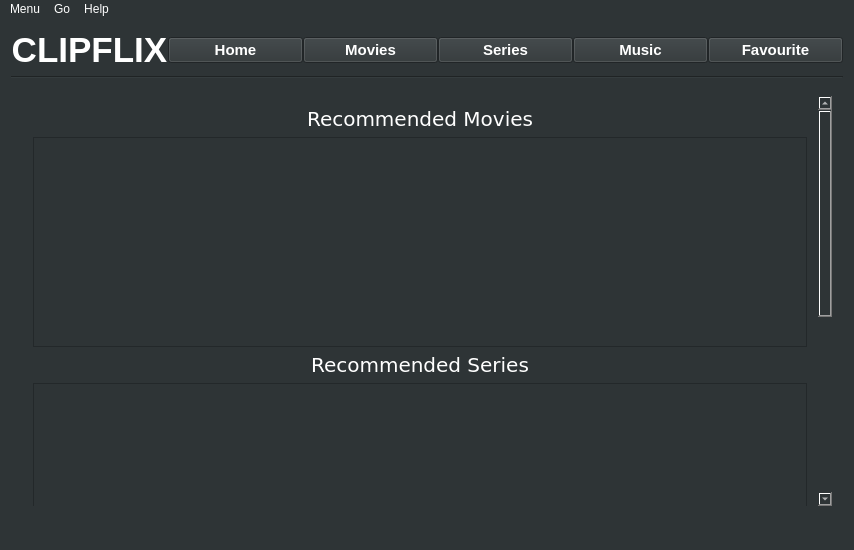
Old version of the form ClipFlix/mainwindow.ui in the repository andralves717/IHC_Clipflix.
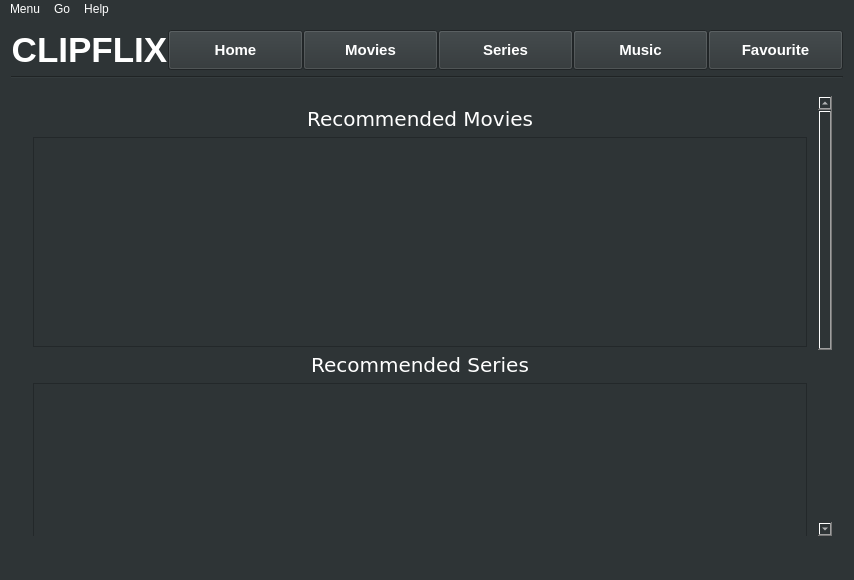
New version of the form. Icons and pictures are not drawn.

Patch:
```diff
--- a/ClipFlix/mainwindow.ui
+++ b/ClipFlix/mainwindow.ui
@@ -7,13 +7,13 @@
     <x>0</x>
     <y>0</y>
     <width>854</width>
-    <height>550</height>
+    <height>580</height>
    </rect>
   </property>
   <property name="minimumSize">
    <size>
     <width>854</width>
-    <height>550</height>
+    <height>580</height>
    </size>
   </property>
   <property name="sizeIncrement">
@@ -64,6 +64,12 @@
       </item>
       <item>
        <widget class="QPushButton" name="pushButton_5">
+        <property name="sizePolicy">
+         <sizepolicy hsizetype="Minimum" vsizetype="Minimum">
+          <horstretch>0</horstretch>
+          <verstretch>0</verstretch>
+         </sizepolicy>
+        </property>
         <property name="minimumSize">
          <size>
           <width>0</width>
@@ -88,6 +94,12 @@
       </item>
       <item>
        <widget class="QPushButton" name="pushButton_4">
+        <property name="sizePolicy">
+         <sizepolicy hsizetype="Minimum" vsizetype="Minimum">
+          <horstretch>0</horstretch>
+          <verstretch>0</verstretch>
+         </sizepolicy>
+        </property>
         <property name="minimumSize">
          <size>
           <width>0</width>
@@ -115,6 +127,12 @@
       </item>
       <item>
        <widget class="QPushButton" name="pushButton_3">
+        <property name="sizePolicy">
+         <sizepolicy hsizetype="Minimum" vsizetype="Minimum">
+          <horstretch>0</horstretch>
+          <verstretch>0</verstretch>
+         </sizepolicy>
+        </property>
         <property name="minimumSize">
          <size>
           <width>0</width>
@@ -139,6 +157,12 @@
       </item>
       <item>
        <widget class="QPushButton" name="pushButton_2">
+        <property name="sizePolicy">
+         <sizepolicy hsizetype="Minimum" vsizetype="Minimum">
+          <horstretch>0</horstretch>
+          <verstretch>0</verstretch>
+         </sizepolicy>
+        </property>
         <property name="font">
          <font>
           <family>Arial</family>
@@ -154,6 +178,12 @@
       </item>
       <item>
        <widget class="QPushButton" name="pushButton_1">
+        <property name="sizePolicy">
+         <sizepolicy hsizetype="Minimum" vsizetype="Minimum">
+          <horstretch>0</horstretch>
+          <verstretch>0</verstretch>
+         </sizepolicy>
+        </property>
         <property name="font">
          <font>
           <family>Arial</family>
```
